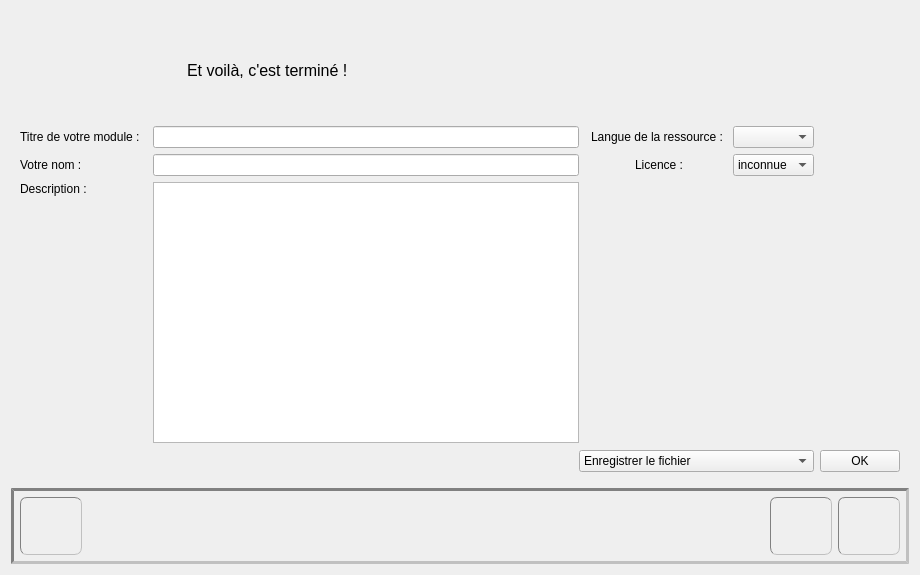
Old version of the form editeur.ui in the repository Txikilinux/leterrier-mulot.
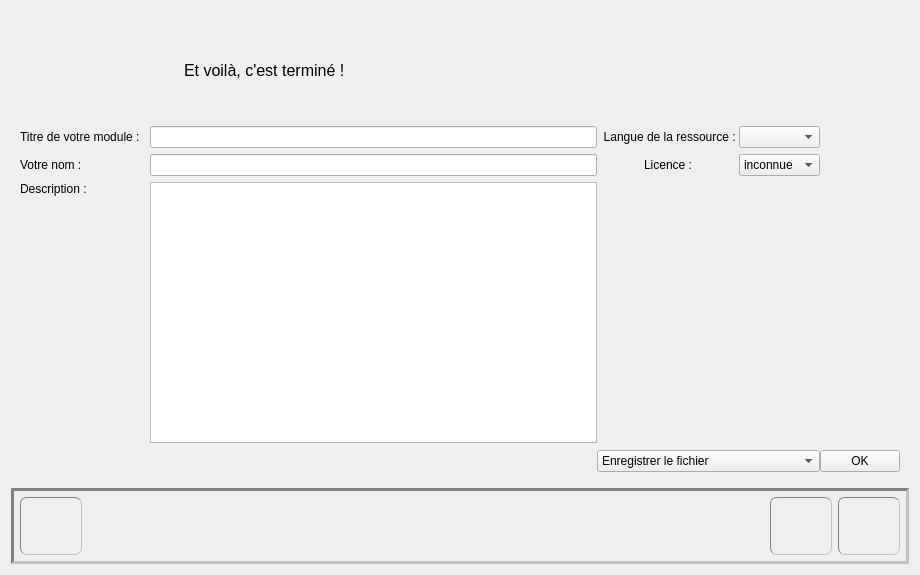
New version of the form. Icons and pictures are not drawn. Custom widgets are drawn as their Qt base class.

Commit message: Editeur -> Remise de la condition d'arret si moins de 5 images

The edit to the form file:
```diff
--- a/editeur.ui
+++ b/editeur.ui
@@ -1132,6 +1132,9 @@
      </widget>
      <widget class="QWidget" name="pageFin">
       <layout class="QGridLayout" name="gridLayout_14">
+       <property name="horizontalSpacing">
+        <number>0</number>
+       </property>
        <item row="0" column="0">
         <widget class="QLabel" name="lblEtVoilaCTermine">
          <property name="minimumSize">
@@ -1163,7 +1166,7 @@
          </property>
         </widget>
        </item>
-       <item row="0" column="1" colspan="2">
+       <item row="0" column="1" colspan="7">
         <widget class="QLabel" name="label">
          <property name="font">
           <font>
@@ -1362,7 +1365,7 @@
        <item row="1" column="5">
         <widget class="QLabel" name="lblLangueRessource">
          <property name="text">
-          <string>Langue de la ressource : </string>
+          <string>  Langue de la ressource : </string>
          </property>
         </widget>
        </item>
```
Left out of the diff: 12 changed lines with no effect on the pictures. The commit also changes 1 other file.
